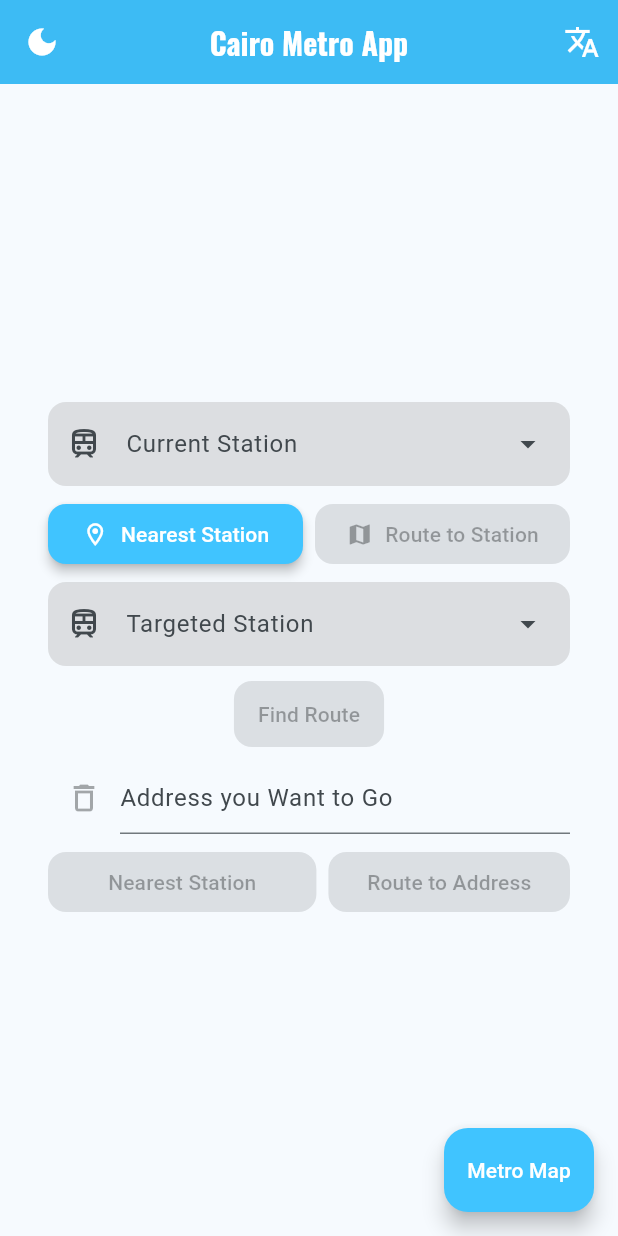
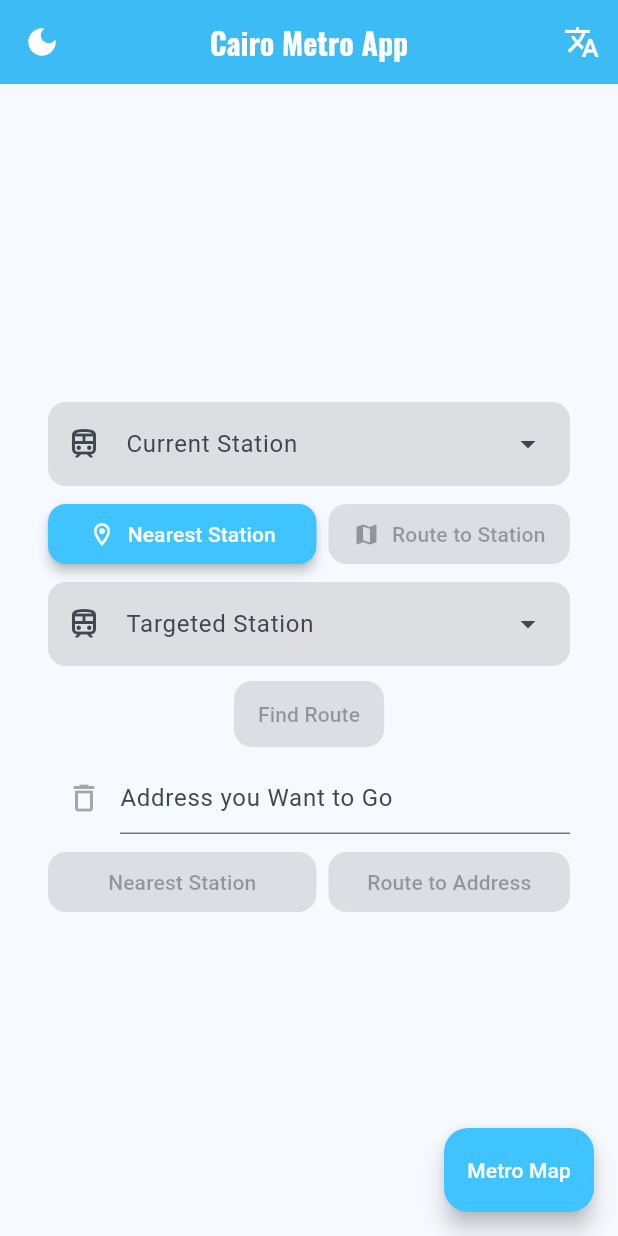
Before and after one commit to yousefheroo028/MetroSystem, a Flutter app: the screen it shows after launch, on a phone screen of 412 x 824 dp. Run offline on Flutter 3.47's test engine with Material 3 defaults, Android fonts, the phone set to English and light mode, and no system bars; our stand-ins replace geocoding, geolocator, get, google_fonts, loading_animation_widget, photo_view and 1 more.

Commit message:
تم تحديث ال UI

```diff
--- a/lib/home_page.dart
+++ b/lib/home_page.dart
@@ -109,6 +109,7 @@ class _HomePageState extends State<HomePage> {
                   spacing: 8.0,
                   children: [
                     Expanded(
+                      flex: 10,
                       child: ElevatedButton.icon(
                         onPressed: _controller.isFound.value
                             ? null
@@ -131,6 +132,7 @@ class _HomePageState extends State<HomePage> {
                       ),
                     ),
                     Expanded(
+                      flex: 9,
                       child: ElevatedButton.icon(
                         onPressed: !_controller.fromIsEntered.value
                             ? null
--- a/lib/languanges.dart
+++ b/lib/languanges.dart
@@ -23,7 +23,7 @@ class Languages extends Translations {
           "sameStations": "أنت بتعمل ايه؟!",
           "You're Already in": "أنت فعلًا موجود في محطة @station",
           "Station": "محطة",
-          "exchangeStation": "هتحول @firstLineNumber @secondLineNumber عن طريق محطة @station",
+          "exchangeStation": "من @station هتحول @secondLineNumber اتجاه @direction",
           "expectedTime": "الوقت المتوقع:\n@timeد",
           "nearestStation": "ايه أقرب محطة ليا؟",
           "homePage": "الصفحة الرئيسيى",
@@ -69,7 +69,7 @@ class Languages extends Translations {
           "sameStations": "What are you doing?!",
           "You're Already in": "You're Already in @station Station",
           "Station": "Station",
-          "exchangeStation": "You will exchange @firstLineNumber to @secondLineNumber through @station Station",
+          "exchangeStation": "From @station, you will exchange @secondLineNumber @direction Direction",
           "expectedTime": "Expected Time:\n@timem",
           "noOfStations": "Number of Stations:\n@stations @number",
           "Price": "Price of each passenger:\n@price @currency"
--- a/lib/map_view.dart
+++ b/lib/map_view.dart
@@ -15,6 +15,7 @@ class MapView extends StatelessWidget {
         imageProvider: AssetImage(Get.arguments),
         filterQuality: FilterQuality.high,
         minScale: PhotoViewComputedScale.contained,
+        wantKeepAlive: true,
         maxScale: PhotoViewComputedScale.covered * 5,
       ),
     );
```
Also changed, not shown: lib/route_page.dart (+46 -8 lines), 1 other file.
